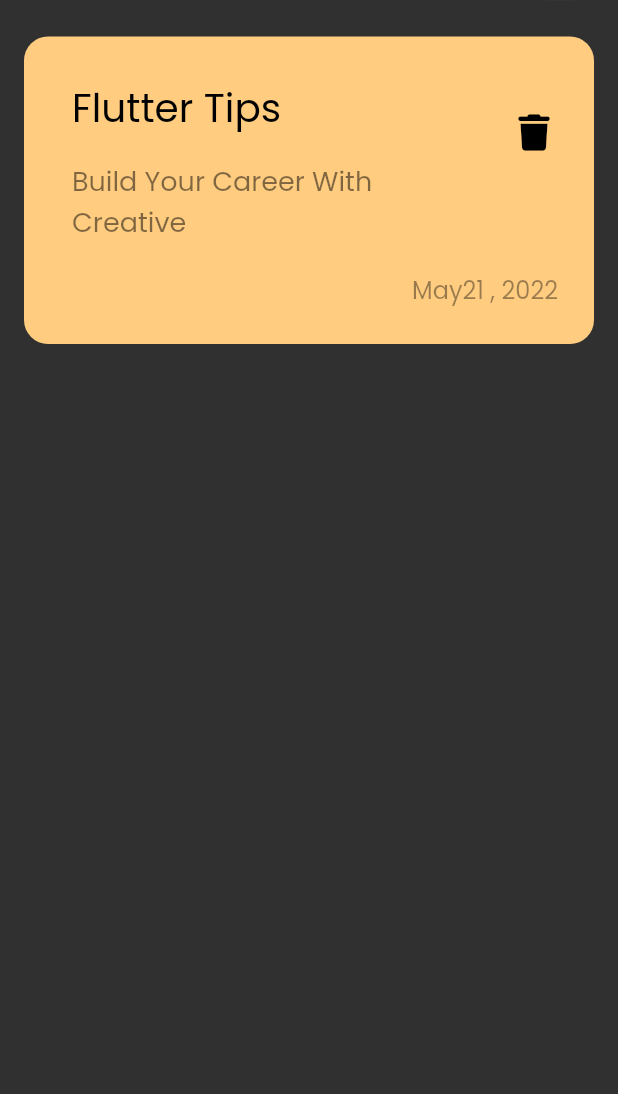
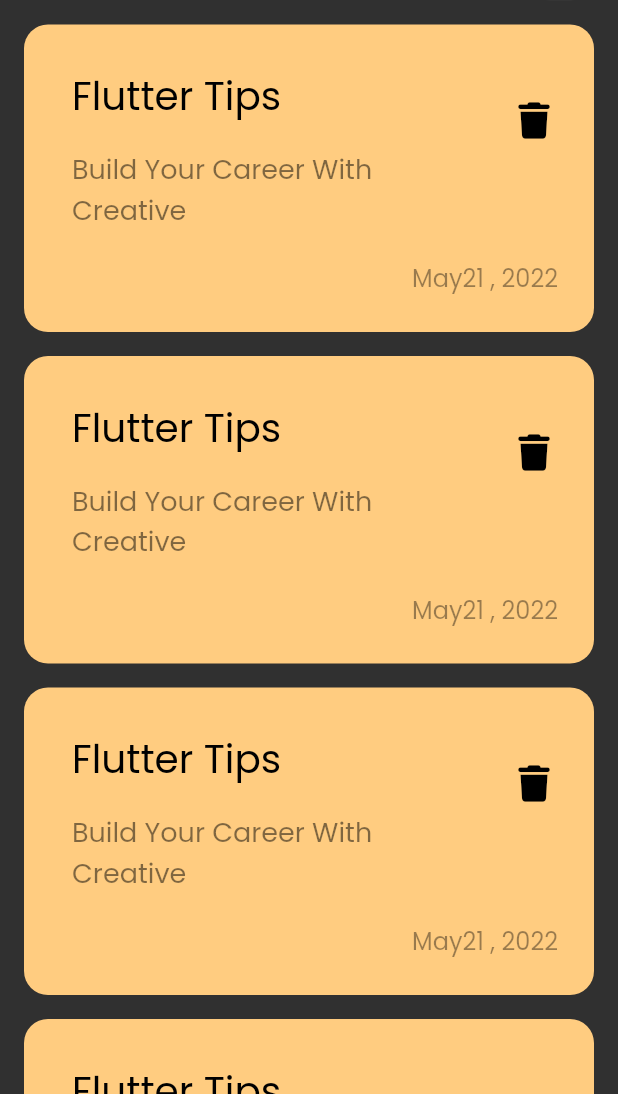
Before and after one commit to AdhamAyad/Notes_App, a Flutter app: the screen it shows after launch, on a phone screen of 412 x 824 dp, the part 142-1236 px from its top. Run offline on Flutter 3.47's test engine with Material 2 defaults, Android fonts, the phone set to English and light mode, and no system bars; our stand-ins replace font_awesome_flutter.

Commit message:
Create Notes List View

```diff
--- a/lib/main.dart
+++ b/lib/main.dart
@@ -12,10 +12,12 @@ class NotesApp extends StatelessWidget {
   Widget build(BuildContext context) {
     return MaterialApp(
       debugShowCheckedModeBanner: false,
+
       theme: ThemeData(brightness: Brightness.dark,// todo: cahnge theme  of app , themdata.dark()
-      //? scaffoldBackgroundColor: Colors.black,
+      //? scaffoldBackgroundColor: Colors.black, // make theme with color black
       fontFamily: 'Poppins' //! this font will apply on all app
       ),
+
       home: const NotesView() ,
     );
   }
--- a/lib/views/notes_view.dart
+++ b/lib/views/notes_view.dart
@@ -8,7 +8,7 @@ class NotesView extends StatelessWidget {
   @override
   Widget build(BuildContext context) {
     return const Scaffold(
-      body: NotesViewBody(),
+      body: NotesViewBody(), //! code will be clean
     );
   }
 }
--- a/lib/widgets/custom_note_item.dart
+++ b/lib/widgets/custom_note_item.dart
@@ -9,36 +9,35 @@ class NoteItem extends StatelessWidget {
     return Container(
       padding: EdgeInsets.only(
           top: 24, bottom: 24, left: 16), // padding iside container around child
+
       decoration: BoxDecoration(
-        color: const Color(0XFFFFCC80),
-        borderRadius: BorderRadius.circular(16),
+        color: const Color(0XFFFFCC80), // color of continer
+        borderRadius: BorderRadius.circular(16), // حواف دائريه للكونتينار
       ),
+
       child: Column(
-        crossAxisAlignment: CrossAxisAlignment.end,
+        crossAxisAlignment: CrossAxisAlignment.end, // عشان التاريخ و اليوم يتحطو فى الاخر
+
         children: [
-          ListTile(
-            // todo: ListTile → take widgets and easier
+          ListTile(// todo: ListTile → take widgets and easier
 
-            //contentPadding:EdgeInsets.zero, // remove space that the listtile take
+            //?contentPadding:EdgeInsets.zero, // remove space that the listtile take
 
-            title: const Text(
-              //? title → first widget as column
+            title: const Text(//* title → first widget as column
               'Flutter Tips',
               style: TextStyle(color: Colors.black, fontSize: 26),
             ),
 
-            subtitle: Padding(
+            subtitle: Padding(//* subtitle → sec widget as column
               padding: const EdgeInsets.only(top: 16,bottom: 16),
               child: Text(
-                //? subtitle → sec widget as column
                 'Build Your Career With Creative',
                 style:
                     TextStyle(color: Colors.black.withOpacity(.5), fontSize: 18),
               ),
             ),
 
-            trailing: IconButton(
-              //? traling → as row
+            trailing: IconButton(//* traling → as row
               onPressed: () {},
               icon: Icon(
                 FontAwesomeIcons.trash,
@@ -52,7 +51,7 @@ class NoteItem extends StatelessWidget {
             padding: const EdgeInsets.only(right: 24),
             child: Text(
               'May21 , 2022',
-              style: TextStyle(color: Colors.black.withOpacity(.4),fontSize: 16),
+              style: TextStyle(color: Colors.black.withOpacity(.4),fontSize: 16), //!withOpacity → الشفافيه للون
             ),
           )
         ],
--- a/lib/widgets/custom_search_icon.dart
+++ b/lib/widgets/custom_search_icon.dart
@@ -11,6 +11,7 @@ class CustomSearchIcon extends StatelessWidget {
         decoration: BoxDecoration(
             color: Colors.white.withOpacity(.05), // todo: withOpacity → لتغيير شفافيه اللون
             borderRadius: BorderRadius.circular(16)), // حواف دائريه
+
         child: Center(
             child: Icon(
           Icons.search_outlined,
--- /dev/null
+++ b/lib/widgets/notes_list_view.dart
@@ -0,0 +1,18 @@
+import 'package:flutter/material.dart';
+
+import 'custom_note_item.dart';
+
+class NotesListView extends StatelessWidget {
+  const NotesListView({super.key});
+
+  @override
+  Widget build(BuildContext context) {
+    return ListView.builder(itemBuilder: (context , index){
+      return const Padding(
+        padding: const EdgeInsets.symmetric(vertical: 8),
+        child: const NoteItem(),
+      );
+
+    });
+  }
+}
--- a/lib/widgets/notes_view_body.dart
+++ b/lib/widgets/notes_view_body.dart
@@ -3,22 +3,27 @@ import 'package:font_awesome_flutter/font_awesome_flutter.dart';
 
 import 'custom_app_bar.dart';
 import 'custom_note_item.dart';
+import 'notes_list_view.dart';
 
 class NotesViewBody extends StatelessWidget {
   const NotesViewBody({super.key});
 
   @override
   Widget build(BuildContext context) {
-    return const Padding(
-      padding: const EdgeInsets.symmetric(horizontal: 16),
+    return  Padding(
+      padding:  EdgeInsets.symmetric(horizontal: 16),// make space from left and right
       child: Column(
         children: const [
           SizedBox(
             height: 50,
           ),
           CustomAppBar(),
-          SizedBox(height: 24,),
-          NoteItem(),
+
+          SizedBox(height: 8,), // make space
+
+          Expanded(child: NotesListView()), // todo: Expanded → to approve his child to take all space that it can
+
+
         ],
       ),
     );
```
Also changed, not shown: 1 other file.
